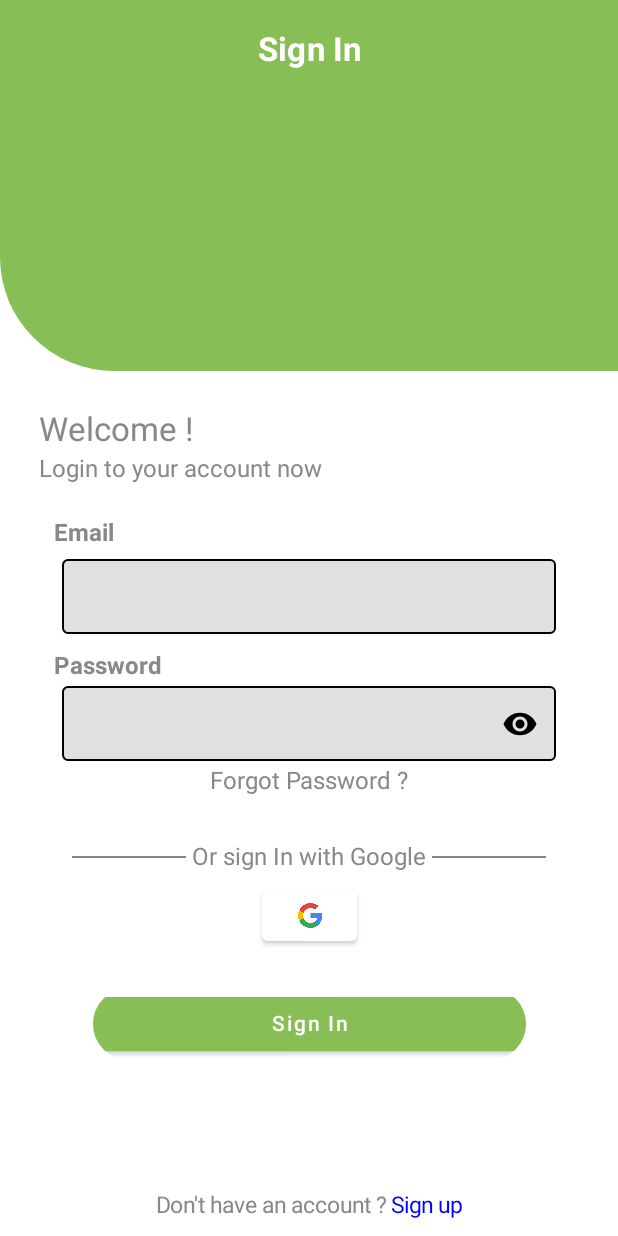
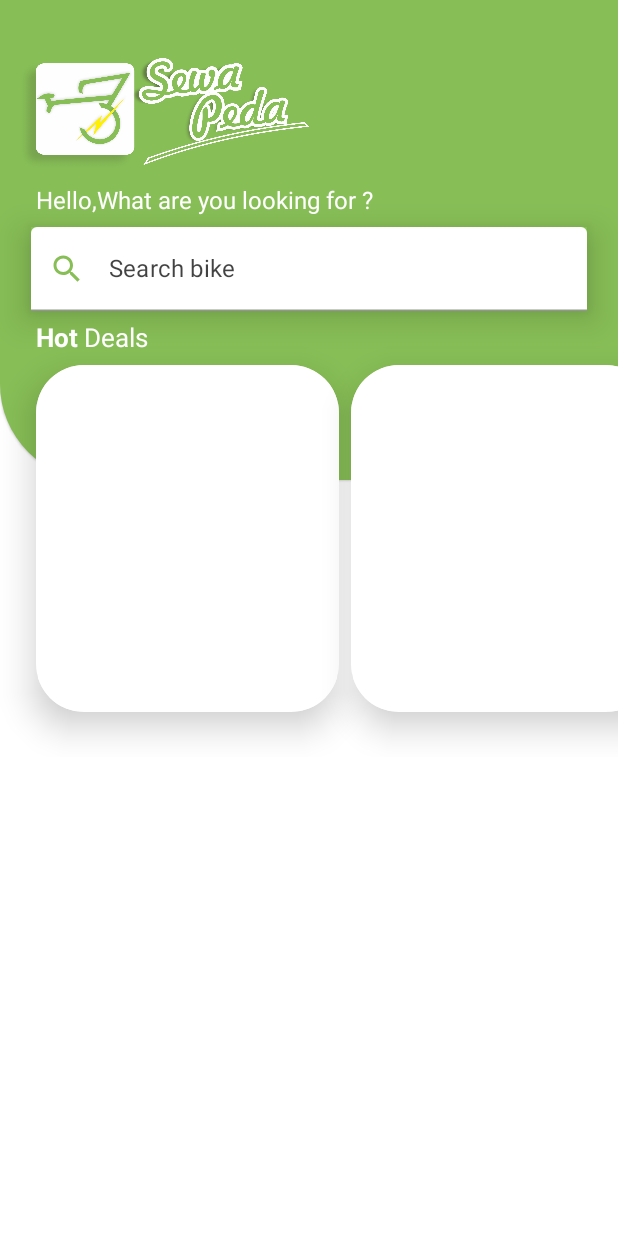
Before and after one commit to ferdiallen/EcoBikeAlpha, an Android app built with Jetpack Compose: the screen it shows after launch (MainActivity), after a tap on "Sign In", on a phone screen of 412 x 824 dp. Run offline under Robolectric (Android 15) with nearby library versions, the phone set to English and light mode, and no system bars; our stand-ins replace accompanist.

Commit message:
Add Main Display

```diff
--- a/app/src/main/kotlin/com/tia/ecobike/MainActivity.kt
+++ b/app/src/main/kotlin/com/tia/ecobike/MainActivity.kt
@@ -10,6 +10,7 @@ import androidx.compose.foundation.isSystemInDarkTheme
 import androidx.compose.material.ExperimentalMaterialApi
 import androidx.compose.runtime.Composable
 import androidx.compose.runtime.getValue
+import androidx.compose.ui.ExperimentalComposeUiApi
 import androidx.compose.ui.graphics.Color
 import androidx.navigation.NavHostController
 import androidx.navigation.compose.currentBackStackEntryAsState
@@ -22,11 +23,11 @@ import com.tia.ecobike.navigators.NavigatorQueue
 import com.tia.ecobike.ui.theme.EcoBikeTheme
 import com.tia.ecobike.ui.theme.Greenify
 
+
 @ExperimentalMaterialApi
 @ExperimentalFoundationApi
 class MainActivity : ComponentActivity() {
     private lateinit var navController: NavHostController
-
 
     @OptIn(ExperimentalAnimationApi::class)
     override fun onCreate(savedInstanceState: Bundle?) {
@@ -63,6 +64,9 @@ fun AdminController(nav: NavHostController) {
         NavigatorQueue.Login.route -> {
             sysbarcolor.setStatusBarColor(Greenify)
         }
+        NavigatorQueue.Main.route->{
+            sysbarcolor.setStatusBarColor(Greenify)
+        }
         NavigatorQueue.SpalshScreen.route -> {
             sysbarcolor.setStatusBarColor(Greenify)
         }
@@ -80,7 +84,11 @@ fun AdminController(nav: NavHostController) {
         navController = nav,
         startDestination = NavigatorQueue.SpalshScreen.route
     ) {
-        composable(route = NavigatorQueue.Main.route) {
+        composable(route = NavigatorQueue.Main.route, enterTransition = {
+            slideInHorizontally(initialOffsetX = { 800 })
+        }, exitTransition = {
+            fadeOut(tween(350))
+        }) {
             MainDisplays()
         }
         composable(route = NavigatorQueue.Login.route,
--- a/app/src/main/kotlin/com/tia/ecobike/navigation/LoginDisplay.kt
+++ b/app/src/main/kotlin/com/tia/ecobike/navigation/LoginDisplay.kt
@@ -234,7 +234,13 @@ fun LoginDisplays(navcon: NavHostController) {
         Spacer(modifier = Modifier.height(32.dp))
         Row(horizontalArrangement = Arrangement.Center, modifier = Modifier.fillMaxWidth()) {
             Button(
-                onClick = { /*TODO*/ },
+                onClick = {
+                    navcon.navigate(NavigatorQueue.Main.route) {
+                        popUpTo(NavigatorQueue.Login.route) {
+                            inclusive = true
+                        }
+                    }
+                },
                 colors = ButtonDefaults.buttonColors(backgroundColor = Greenify),
                 modifier = Modifier
                     .fillMaxWidth(0.7F)
--- a/app/src/main/kotlin/com/tia/ecobike/navigation/MainDisplays.kt
+++ b/app/src/main/kotlin/com/tia/ecobike/navigation/MainDisplays.kt
@@ -1,8 +1,158 @@
 package com.tia.ecobike.navigation
 
+import androidx.compose.foundation.Image
+import androidx.compose.foundation.clickable
+import androidx.compose.foundation.isSystemInDarkTheme
+import androidx.compose.foundation.layout.*
+import androidx.compose.foundation.lazy.LazyRow
+import androidx.compose.foundation.shape.RoundedCornerShape
+import androidx.compose.foundation.text.KeyboardActions
+import androidx.compose.foundation.text.KeyboardOptions
+import androidx.compose.material.*
+import androidx.compose.material.icons.Icons
+import androidx.compose.material.icons.filled.Search
 import androidx.compose.runtime.Composable
+import androidx.compose.runtime.getValue
+import androidx.compose.runtime.mutableStateOf
+import androidx.compose.runtime.saveable.rememberSaveable
+import androidx.compose.runtime.setValue
+import androidx.compose.ui.Alignment.Companion.CenterHorizontally
+import androidx.compose.ui.Modifier
+import androidx.compose.ui.draw.clip
+import androidx.compose.ui.graphics.Color
+import androidx.compose.ui.platform.LocalFocusManager
+import androidx.compose.ui.res.painterResource
+import androidx.compose.ui.text.SpanStyle
+import androidx.compose.ui.text.buildAnnotatedString
+import androidx.compose.ui.text.font.FontWeight
+import androidx.compose.ui.text.input.ImeAction
+import androidx.compose.ui.text.withStyle
+import androidx.compose.ui.unit.dp
+import androidx.compose.ui.unit.sp
+import com.tia.ecobike.ui.theme.Greenify
 
 @Composable
 fun MainDisplays() {
+    val isdark = isSystemInDarkTheme()
+    var search by rememberSaveable {
+        mutableStateOf("")
+    }
+    val focusmgr = LocalFocusManager.current
+    fun isDark(): Color {
+        return when (isdark) {
+            true -> {
+                Color.White
+            }
+            false -> {
+                Color.Black
+            }
+        }
+    }
+    Box(
+        modifier = Modifier
+            .fillMaxWidth()
+            .fillMaxHeight()
+    ) {
+        Card(
+            modifier = Modifier
+                .fillMaxWidth()
+                .height(320.dp)
+                .clickable(enabled = false, onClick = {}),
+            backgroundColor = Greenify, shape = RoundedCornerShape(
+                bottomStart = 64.dp
+            )
+        ) {}
+        Column(Modifier.fillMaxSize()) {
+            Spacer(modifier = Modifier.height(37.dp))
+            Image(
+                painter = painterResource(id = com.tia.ecobike.R.drawable.mainlogo),
+                modifier = Modifier
+                    .width(215.dp)
+                    .height(79.dp),
+                contentDescription = "for main menu"
+            )
+            Spacer(modifier = Modifier.height(8.dp))
+            Text(
+                text = "Hello,What are you looking for ?",
+                color = Color.White,
+                modifier = Modifier.padding(start = 24.dp)
+            )
+            Spacer(modifier = Modifier.height(8.dp))
+            Surface(
+                modifier = Modifier
+                    .fillMaxWidth(0.9F)
+                    .align(CenterHorizontally),
+                color = MaterialTheme.colors.primary,
+                elevation = 14.dp
+            ) {
+                TextField(
+                    value = search,
+                    onValueChange = {
+                        search = it
+                    },
+                    keyboardOptions = KeyboardOptions(imeAction = ImeAction.Done),
+                    maxLines = 1,
+                    singleLine = true,
+                    leadingIcon = {
+                        Icon(
+                            imageVector = Icons.Filled.Search,
+                            "search field",
+                            tint = Greenify
+                        )
+                    },
+                    colors = TextFieldDefaults.textFieldColors(
+                        textColor = Greenify,
+                        backgroundColor = Color.White
+                    ), label = {
+                        Text(text = "Search bike")
+                    }, keyboardActions = KeyboardActions(onDone = {
+                        focusmgr.clearFocus()
+                    })
+                )
+            }
+            Spacer(modifier = Modifier.height(8.dp))
+            Text(text = buildAnnotatedString {
+                withStyle(
+                    style = SpanStyle(
+                        Color.White,
+                        fontWeight = FontWeight.Bold,
+                        fontSize = 17.sp
+                    )
+                ) {
+                    append("Hot ")
+                }
+                withStyle(style = SpanStyle(Color.White, fontSize = 17.sp)) {
+                    append("Deals")
+                }
+            }, modifier = Modifier.padding(start = 24.dp))
+            Spacer(modifier = Modifier.height(8.dp))
+            LazyRow(
+                modifier = Modifier
+                    .fillMaxWidth(),
+                horizontalArrangement = Arrangement.spacedBy(8.dp),
+                contentPadding = PaddingValues(start = 24.dp, end = 12.dp)
+            ) {
+                items(5) {
+                    Surface(
+                        elevation = 14.dp, shape = RoundedCornerShape(32.dp)
+                    ) {
+                        RowsOfHotDeals()
+                    }
+                }
+            }
+        }
+    }
+}
 
+@Composable
+fun RowsOfHotDeals() {
+    Card(
+        modifier = Modifier
+            .size(202.dp, 231.dp)
+            .clickable {
+
+            }
+    ) {
+
+    }
 }
```
